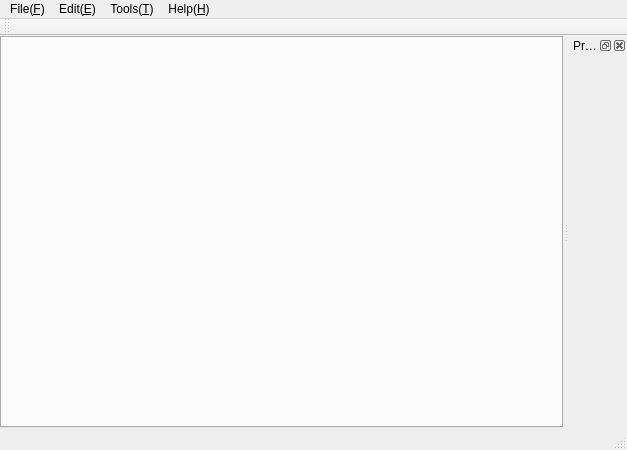
This is Marken/form/Marken.ui in RominYue/Marken as Qt 5 draws it before an edit. The edited form follows.
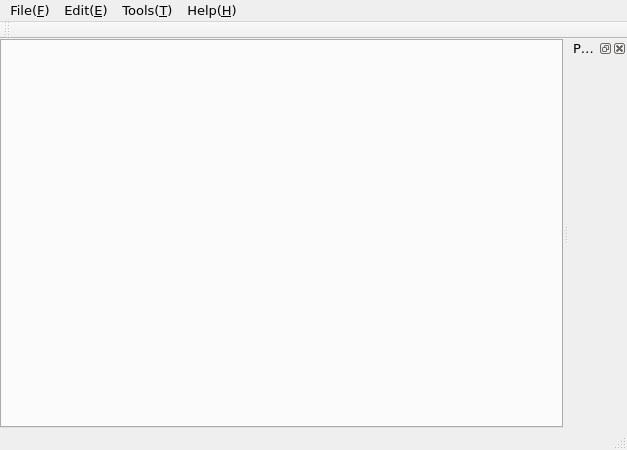
This is the edited form. Icons and pictures are not drawn. Custom widgets are drawn as their Qt base class.

Patch:
```diff
--- a/Marken/form/Marken.ui
+++ b/Marken/form/Marken.ui
@@ -10,6 +10,13 @@
     <height>450</height>
    </rect>
   </property>
+  <property name="font">
+   <font>
+    <family>Verdana</family>
+    <pointsize>10</pointsize>
+    <stylestrategy>PreferAntialias</stylestrategy>
+   </font>
+  </property>
   <property name="windowTitle">
    <string>Marken</string>
   </property>
@@ -35,8 +42,22 @@
       <property name="acceptDrops">
        <bool>true</bool>
       </property>
+      <property name="styleSheet">
+       <string notr="true">QTabBar::tab {
+  color: white;
+  background-color: #1B1B1B;
+  padding: 5px 15px 5px 10px;
+  border-left: 1px solid rgb(151, 153, 152);
+  border-top: 2px solid rgb(151, 153, 152);
+}
+
+QTabBar::tab:selected {
+  border-top: 2px solid rgb(51, 153, 255);
+}
+</string>
+      </property>
       <property name="tabShape">
-       <enum>QTabWidget::Rounded</enum>
+       <enum>QTabWidget::Triangular</enum>
       </property>
       <property name="tabsClosable">
        <bool>true</bool>
@@ -54,7 +75,7 @@
      <x>0</x>
      <y>0</y>
      <width>627</width>
-     <height>21</height>
+     <height>22</height>
     </rect>
    </property>
    <widget class="QMenu" name="menuFile">
```
